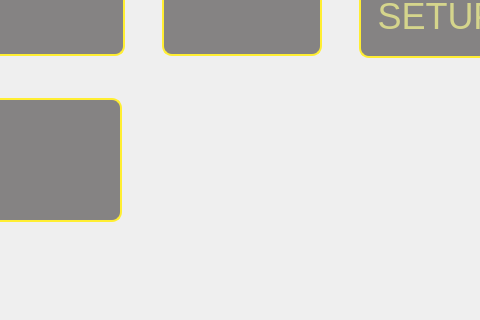
First picture: the form in DMM/basicsettingwidget.ui, repository mickyTwenty/DMM, before the edit; both pictures show x 272 to 752 and y 89 to 409 of the 1024 by 600 pixel window.
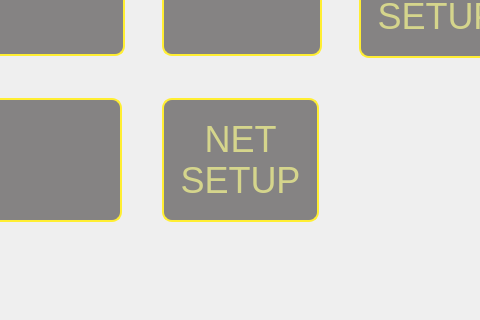
Second picture: the form after the edit. Icons and pictures are not drawn.

Commit message: barcode, test_api, network dialog

The edit to the form file:
```diff
--- a/DMM/basicsettingwidget.ui
+++ b/DMM/basicsettingwidget.ui
@@ -139,6 +139,14 @@
      <item row="1" column="1">
       <widget class="QPushButton" name="btnSetClientHost"/>
      </item>
+     <item row="1" column="2">
+      <widget class="QPushButton" name="btnNetworkSetup">
+       <property name="text">
+        <string>NET
+SETUP</string>
+       </property>
+      </widget>
+     </item>
     </layout>
    </item>
    <item>
```
The commit also changes 6 other files.
